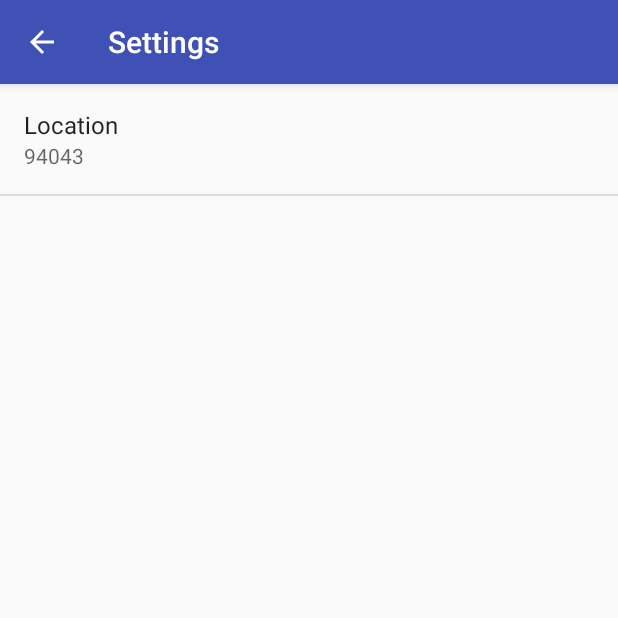
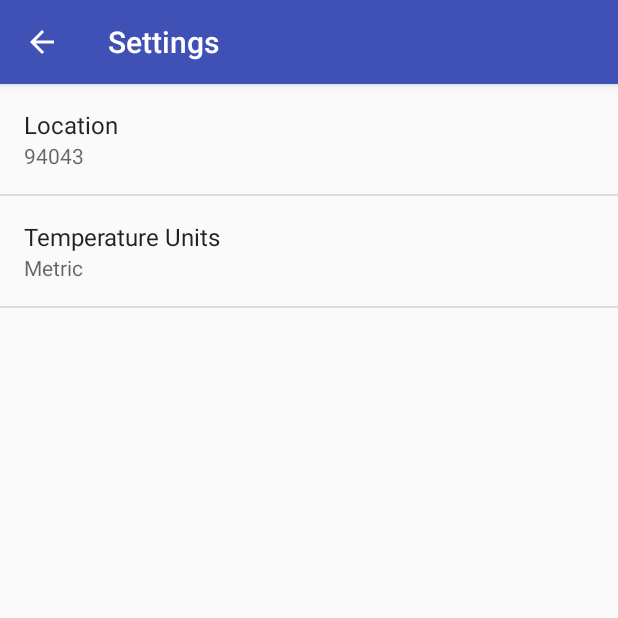
Before and after one commit to iurimenin/nanodegree_sunshine, an Android app: the DetailActivity screen opened directly, with no data from a screen before it, in the options menu, after a tap on "Settings", on a phone screen of 412 x 824 dp, the top half of it. Run offline under Robolectric (Android 15) with nearby library versions, the phone set to English and light mode, and no system bars.

Commit message:
Create new ShareIntent - Lesson 3

```diff
--- a/app/src/main/java/io/github/iurimenin/sunshine/DetailActivity.java
+++ b/app/src/main/java/io/github/iurimenin/sunshine/DetailActivity.java
@@ -4,9 +4,13 @@ import android.content.Intent;
 import android.os.Bundle;
 import android.support.annotation.Nullable;
 import android.support.v4.app.Fragment;
+import android.support.v4.view.MenuItemCompat;
 import android.support.v7.app.AppCompatActivity;
+import android.support.v7.widget.ShareActionProvider;
+import android.util.Log;
 import android.view.LayoutInflater;
 import android.view.Menu;
+import android.view.MenuInflater;
 import android.view.MenuItem;
 import android.view.View;
 import android.view.ViewGroup;
@@ -23,7 +27,7 @@ public class DetailActivity extends AppCompatActivity {
         setContentView(R.layout.activity_detail);
         if (savedInstanceState == null) {
             getSupportFragmentManager().beginTransaction()
-                    .add(R.id.container, new PlaceholderFragment())
+                    .add(R.id.container, new DetailFragment())
                     .commit();
         }
     }
@@ -39,7 +43,7 @@ public class DetailActivity extends AppCompatActivity {
 
         int id = item.getItemId();
 
-        if (id == R.id.action_settings){
+        if (id == R.id.action_settings) {
             Intent intent = new Intent(this, SettingsActivity.class);
             startActivity(intent);
             return true;
@@ -48,19 +52,51 @@ public class DetailActivity extends AppCompatActivity {
         return super.onOptionsItemSelected(item);
     }
 
-    public static class PlaceholderFragment extends Fragment {
+    public static class DetailFragment extends Fragment {
+
+        private static final String LOG_TAG = DetailFragment.class.getSimpleName();
+        private static final String FORECAST_SHARE_HASHTAG = "#SunshineApp";
+        private String mForecastStr;
+
+        public DetailFragment () {
+            setHasOptionsMenu(true);
+        }
 
         @Nullable
         @Override
         public View onCreateView(LayoutInflater inflater, @Nullable ViewGroup container, @Nullable Bundle savedInstanceState) {
+            View rootView = inflater.inflate(R.layout.fragment_detail, container, false);
 
-            String forecastText = (String) getActivity().getIntent().getExtras().get(Intent.EXTRA_TEXT);
+            Intent intent = getActivity().getIntent();
+            if (intent != null && intent.hasExtra(Intent.EXTRA_TEXT)) {
+                mForecastStr = (String) intent.getExtras().get(Intent.EXTRA_TEXT);
+                TextView textViewForecast = (TextView) rootView.findViewById(R.id.textViewForecast);
+                textViewForecast.setText(mForecastStr);
+            }
+            return rootView;
+        }
 
-            View rootView = inflater.inflate(R.layout.fragment_detail, container, false);
-            TextView textViewForecast = (TextView) rootView.findViewById(R.id.textViewForecast);
-            textViewForecast.setText(forecastText);
+        @Override
+        public void onCreateOptionsMenu(Menu menu, MenuInflater inflater) {
+            inflater.inflate(R.menu.detailfragment, menu);
 
-            return rootView;
+            MenuItem menuItem = menu.findItem(R.id.action_share);
+
+            ShareActionProvider mShareActionProvider = (ShareActionProvider) MenuItemCompat.getActionProvider(menuItem);
+
+            if (mShareActionProvider != null) {
+                mShareActionProvider.setShareIntent(createShareForecastIntent());
+            } else {
+                Log.d(LOG_TAG, "Share Action Provider is null?");
+            }
+        }
+
+        private Intent createShareForecastIntent() {
+            Intent shareIntent = new Intent(Intent.ACTION_SEND);
+            shareIntent.addFlags(Intent.FLAG_ACTIVITY_NEW_DOCUMENT);
+            shareIntent.setType("text/plain");
+            shareIntent.putExtra(Intent.EXTRA_TEXT, mForecastStr + FORECAST_SHARE_HASHTAG);
+            return shareIntent;
         }
     }
 }
--- a/app/src/main/java/io/github/iurimenin/sunshine/SettingsActivity.java
+++ b/app/src/main/java/io/github/iurimenin/sunshine/SettingsActivity.java
@@ -16,6 +16,7 @@ public class SettingsActivity extends AppCompatPreferenceActivity implements Pre
         // For all preferences, attach an OnPreferenceChangeListener so the UI summary can be
         // updated when the preference changes.
         bindPreferenceSummaryToValue(findPreference(getString(R.string.pref_location_key)));
+        bindPreferenceSummaryToValue(findPreference(getString(R.string.pref_units_key)));
     }
 
     /**
--- /dev/null
+++ b/app/src/main/res/menu/detailfragment.xml
@@ -0,0 +1,9 @@
+<?xml version="1.0" encoding="utf-8"?>
+<menu xmlns:android="http://schemas.android.com/apk/res/android"
+    xmlns:app="http://schemas.android.com/apk/res-auto">
+
+    <item android:id="@+id/action_share"
+        android:title="@string/action_share"
+        app:showAsAction="always"
+        app:actionProviderClass="android.support.v7.widget.ShareActionProvider" />
+</menu>
--- a/app/src/main/res/menu/main.xml
+++ b/app/src/main/res/menu/main.xml
@@ -7,4 +7,7 @@
         android:title="@string/action_settings"
         android:orderInCategory="100"
         app:showAsAction="never" />
+    <item android:id="@+id/action_map"
+        android:title="@string/action_map"
+        app:showAsAction="never" />
 </menu>
--- /dev/null
+++ b/app/src/main/res/values/arrays.xml
@@ -0,0 +1,12 @@
+<?xml version="1.0" encoding="utf-8"?>
+<resources>
+    <string-array name="pref_units_options">
+        <item>@string/pref_units_label_metric</item>
+        <item>@string/pref_units_label_imperial</item>
+    </string-array>
+
+    <string-array name="pref_units_values">
+        <item>@string/pref_units_metric</item>
+        <item>@string/pref_units_imperial</item>
+    </string-array>
+</resources>
--- a/app/src/main/res/values/strings.xml
+++ b/app/src/main/res/values/strings.xml
@@ -7,4 +7,12 @@
     <string name="pref_location_label">Location</string>
     <string name="pref_location_key">location</string>
     <string name="pref_location_default">94043</string>
+    <string name="pref_units_label">Temperature Units</string>
+    <string name="pref_units_label_metric">Metric</string>
+    <string name="pref_units_label_imperial">Imperial</string>
+    <string name="pref_units_key" translatable="false">units</string>
+    <string name="pref_units_metric" translatable="false">metric</string>
+    <string name="pref_units_imperial" translatable="false">imperial</string>
+    <string name="action_map">Map Location</string>
+    <string name="action_share">Share</string>
 </resources>
--- a/app/src/main/res/xml/pref_general.xml
+++ b/app/src/main/res/xml/pref_general.xml
@@ -10,4 +10,11 @@
         android:inputType="text"
         android:singleLine="true" />
 
+    <ListPreference
+        android:title="@string/pref_units_label"
+        android:key="@string/pref_units_key"
+        android:defaultValue="@string/pref_units_metric"
+        android:entryValues="@array/pref_units_values"
+        android:entries="@array/pref_units_options"/>
+
 </PreferenceScreen>
```
Also changed, not shown: app/src/main/java/io/github/iurimenin/sunshine/ForecastFragment.java (+34 -22 lines), app/src/main/java/io/github/iurimenin/sunshine/MainActivity.java (+36 -0 lines).
